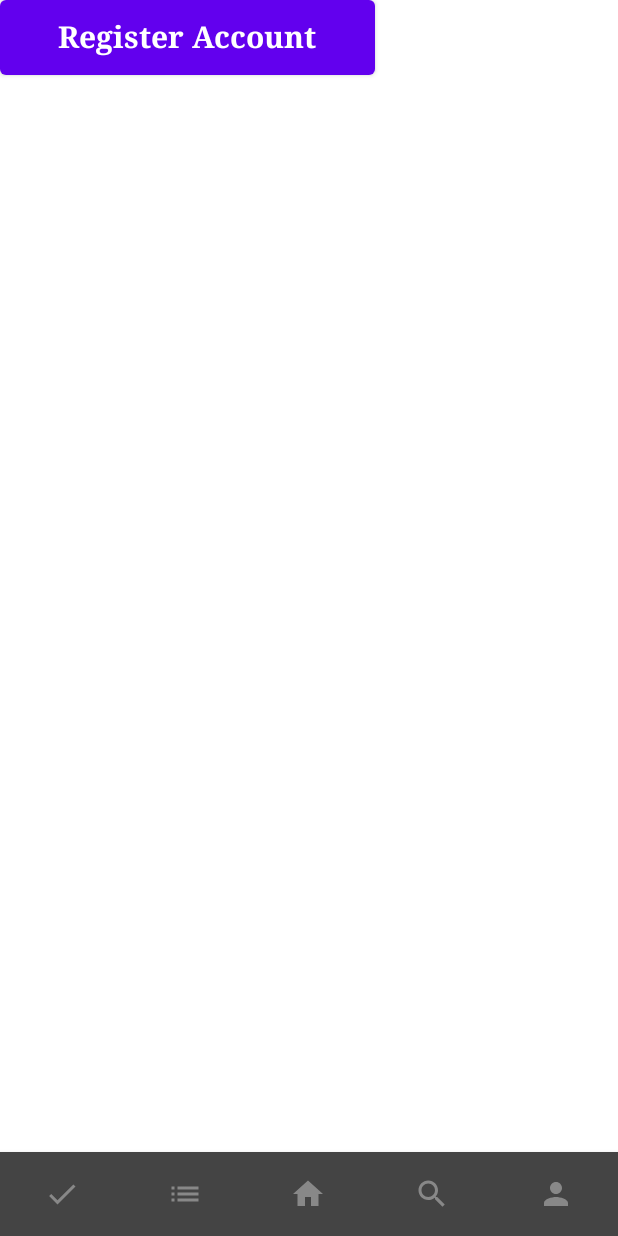
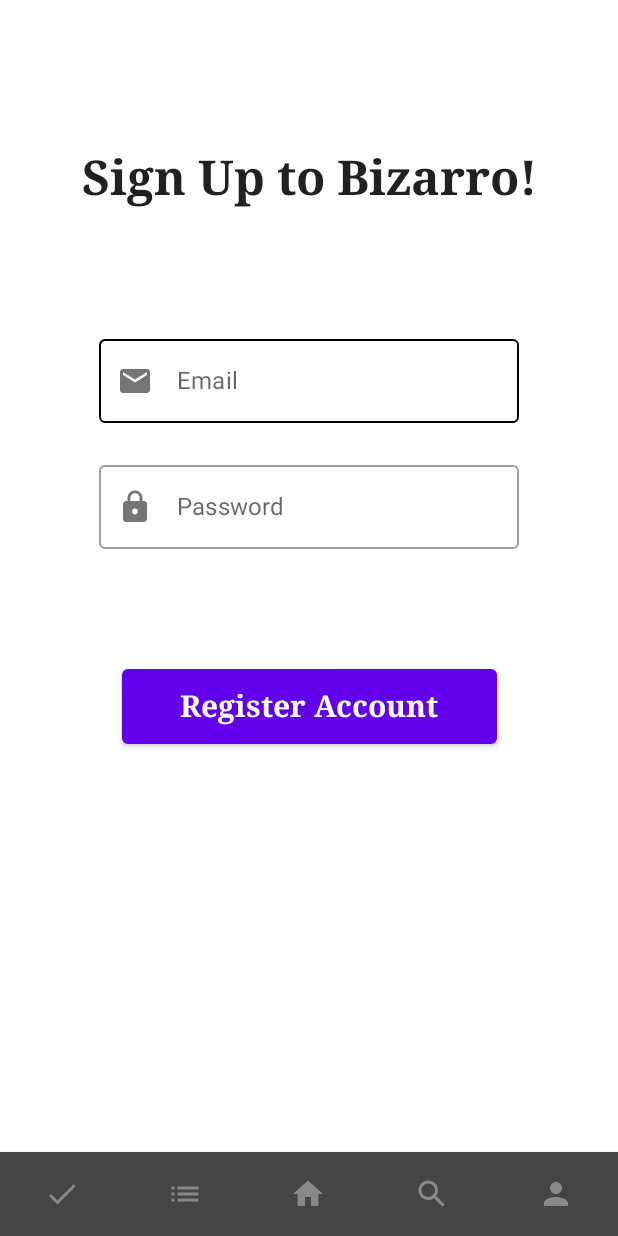
Before and after one commit to Wojw99/bizarro-app, an Android app built with Jetpack Compose: the SignUpScreen screen opened through its navigation route, on a phone screen of 412 x 824 dp. Run offline under Robolectric (Android 15) with nearby library versions, the phone set to English and light mode, and no system bars.

Commit message:
Register screen view

```diff
--- a/app/src/main/java/com/example/bizarro/ui/screens/authenticate/SignInScreen.kt
+++ b/app/src/main/java/com/example/bizarro/ui/screens/authenticate/SignInScreen.kt
@@ -35,6 +35,7 @@
 fun SignInScreen(navController: NavController)
 {
     Column(
+
         modifier = Modifier
             .fillMaxSize()
             .background(Color.White),
@@ -54,12 +55,12 @@
         Spacer(modifier = Modifier.height(80.dp))
 
 
-        var textEmail by remember { mutableStateOf(TextFieldValue("")) }
+        var textLoginEmail by remember { mutableStateOf(TextFieldValue("")) }
 
         OutlinedTextField(
-            value =textEmail,
+            value =textLoginEmail,
             onValueChange ={
-                textEmail = it
+                textLoginEmail = it
             },
             label = { Text(text = "Email") },
             placeholder = { Text(text = "Type your e-mail") },
@@ -73,12 +74,12 @@
 
         Spacer(modifier = Modifier.height(20.dp))
 
-        var textPassword by remember { mutableStateOf(TextFieldValue("")) }
+        var textLoginPassword by remember { mutableStateOf(TextFieldValue("")) }
 
         OutlinedTextField(
-            value = textPassword,
+            value = textLoginPassword,
             onValueChange ={
-                textPassword = it
+                textLoginPassword = it
             },
             label = { Text(text = "Password") },
             placeholder = { Text(text = "Type your password") },
--- a/app/src/main/java/com/example/bizarro/ui/screens/authenticate/SignUpScreen.kt
+++ b/app/src/main/java/com/example/bizarro/ui/screens/authenticate/SignUpScreen.kt
@@ -1,17 +1,19 @@
 package com.example.bizarro.ui.screens.authenticate
 
-import androidx.compose.foundation.layout.Box
-import androidx.compose.foundation.layout.fillMaxSize
-import androidx.compose.foundation.layout.size
-import androidx.compose.material.Button
-import androidx.compose.material.Text
-import androidx.compose.runtime.Composable
+import androidx.compose.foundation.background
+import androidx.compose.foundation.layout.*
+import androidx.compose.material.*
+import androidx.compose.material.icons.Icons
+import androidx.compose.material.icons.filled.Email
+import androidx.compose.material.icons.filled.Lock
+import androidx.compose.runtime.*
 import androidx.compose.ui.Alignment
 import androidx.compose.ui.Modifier
 import androidx.compose.ui.graphics.Color
 import androidx.compose.ui.text.TextStyle
 import androidx.compose.ui.text.font.FontFamily
 import androidx.compose.ui.text.font.FontWeight
+import androidx.compose.ui.text.input.TextFieldValue
 import androidx.compose.ui.unit.dp
 import androidx.compose.ui.unit.sp
 import androidx.navigation.NavController
@@ -21,6 +23,61 @@
 fun SignUpScreen(navController: NavController)
 {
 
+    Column(
+
+        modifier = Modifier
+        .fillMaxSize()
+        .background(Color.White),
+        horizontalAlignment = Alignment.CenterHorizontally) {
+
+
+        Spacer(modifier = Modifier.height(100.dp))
+
+
+        Text("Sign Up to Bizarro!",
+            style = TextStyle(
+                fontSize = 32.sp,
+                fontFamily = FontFamily.Serif,
+                fontWeight = FontWeight.Bold
+            ))
+
+        Spacer(modifier = Modifier.height(80.dp))
+
+        var textRegisterEmail by remember { mutableStateOf(TextFieldValue("")) }
+
+        OutlinedTextField(
+            value =textRegisterEmail,
+            onValueChange ={
+                textRegisterEmail = it
+            },
+            label = { Text(text = "Email") },
+            placeholder = { Text(text = "Type your e-mail") },
+            leadingIcon = {
+                Icon(imageVector = Icons.Default.Email, contentDescription = "EmailIcon" )
+            },
+            colors = TextFieldDefaults.outlinedTextFieldColors(
+                focusedBorderColor = Color.Blue,
+                unfocusedBorderColor = Color.Black)
+        )
+
+        Spacer(modifier = Modifier.height(20.dp))
+
+        var textRegisterPassword by remember { mutableStateOf(TextFieldValue("")) }
+
+
+        OutlinedTextField(
+            value = textRegisterPassword,
+            onValueChange ={
+                textRegisterPassword = it
+            },
+            label = { Text(text = "Password") },
+            placeholder = { Text(text = "Type your password") },
+            leadingIcon = {
+                Icon(imageVector = Icons.Default.Lock, contentDescription = "PasswordIcon" )
+            }
+        )
+
+        Spacer(modifier = Modifier.height(80.dp))
 
         Button(
             onClick ={
@@ -28,7 +85,6 @@
 
             },
             Modifier.size(width = 250.dp, height = 50.dp),
-        //colors = ButtonDefaults.buttonColors(backgroundColor = Color.Blue),
         )
         {
             Text(text = "Register Account",
@@ -41,21 +97,6 @@
             )
 
         }
+    }
 
-
-
-    //Box(modifier = Modifier.fillMaxSize(), contentAlignment = Alignment.Center) {
-        //Text(text = "SignIn")
-//        Button(
-//            onClick = {
-//                navController.navigate(route = Screen.SignIn.route)
-//
-//
-//
-//            }, modifier = Modifier.align(Alignment.Center)) {
-//            Text(text = "Register Account")
-//        }
-
-
-    //}
 }
```
Lines whose indentation alone changed are shown as unchanged.
